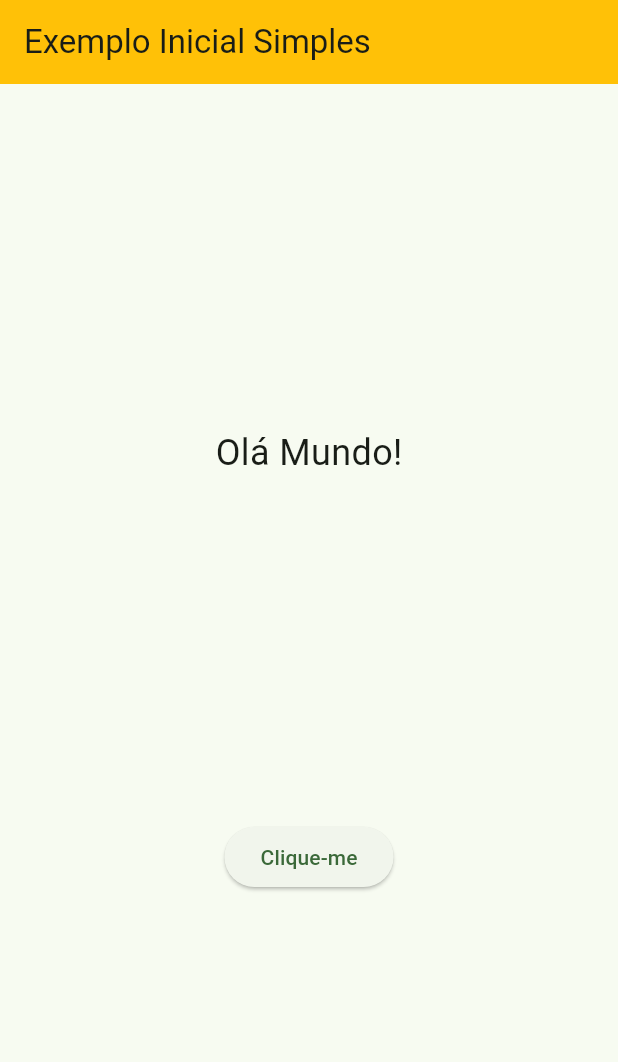
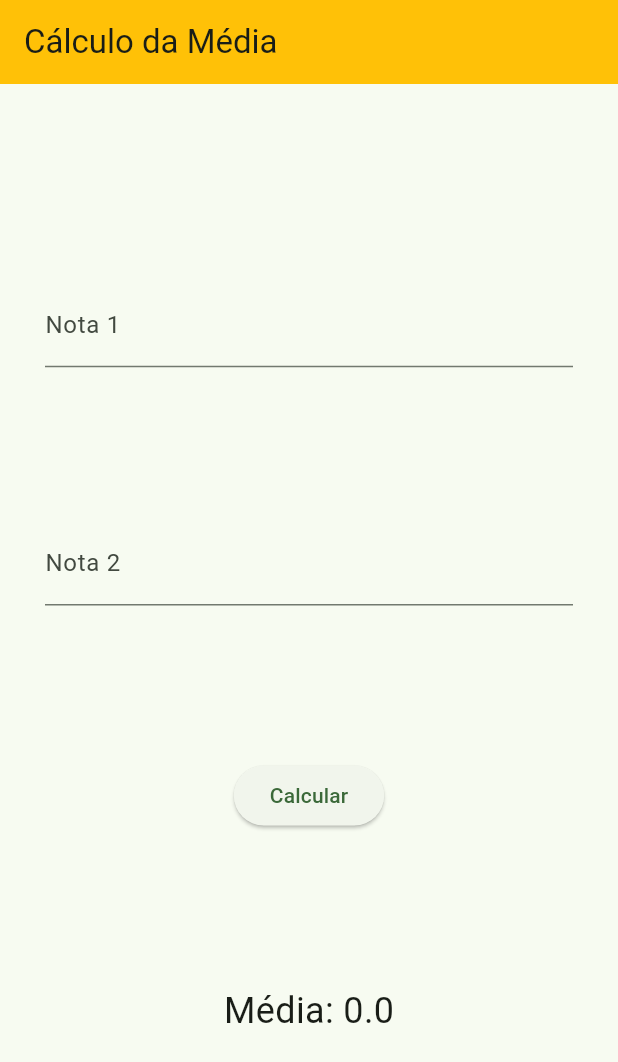
Before and after one commit to lfoly/6oP, a Flutter app: the screen it shows after launch, on a phone screen of 412 x 824 dp. Shown: the top 1062 px of the screen. Run offline on Flutter 3.47's test engine with Material 3 defaults, Android fonts, the phone set to English and light mode, and no system bars.

Commit message:
aula 23-09

```diff
--- a/01_exemplo_inicial_simples/lib/main.dart
+++ b/01_exemplo_inicial_simples/lib/main.dart
@@ -1,5 +1,7 @@
 import 'package:flutter/material.dart';
-import 'tela_principal.dart';
+//import 'tela_principal.dart';
+//import 'tela2.dart';
+import 'tela3.dart';
 
 void main() {
   runApp(const App());
@@ -17,7 +19,9 @@ class App extends StatelessWidget {
         colorSchemeSeed: Colors.green,
         appBarTheme: AppBarTheme(backgroundColor: Colors.amber,),
       ),
-      home: Principal(),
+      //home: Principal(),
+      //home: Tela2(),
+      home: Tela3(),
     );
   }
 }
--- /dev/null
+++ b/01_exemplo_inicial_simples/lib/tela3.dart
@@ -0,0 +1,47 @@
+import 'package:flutter/material.dart';
+
+class Tela3 extends StatefulWidget {
+  const new({super.key});
+
+  @override
+  State<Tela3> createState() => _Tela3State();
+}
+
+class _Tela3State extends State<Tela3> {
+  TextEditingController nota1 = TextEditingController();
+  TextEditingController nota2 = TextEditingController();
+  double media = 0;
+
+  @override
+  Widget build(BuildContext context) {
+    return Scaffold(
+      appBar: AppBar(title: Text("Cálculo da Média")),
+      body: Padding(
+        padding: EdgeInsets.all(30),
+        child: Center(
+          child: Column(
+            mainAxisAlignment: MainAxisAlignment.spaceEvenly,
+            children: [
+              TextField(
+                controller: nota1,
+                decoration: InputDecoration(labelText: "Nota 1"),
+              ),
+              TextField(
+                controller: nota2,
+                decoration: InputDecoration(labelText: "Nota 2"),
+              ),
+              ElevatedButton(onPressed: () {
+                setState(() {
+                  media =
+                   (double.parse(nota1.text) + double.parse(nota2.text))/2;
+                });
+              }, child: Text("Calcular"),
+              ),
+              Text("Média: $media", style: TextStyle(fontSize: 24),)
+            ],
+          ),
+        ),
+      ),
+    );
+  }
+}
```
Also changed, not shown: 01_exemplo_inicial_simples/lib/tela2.dart (added, +50 -0 lines).
